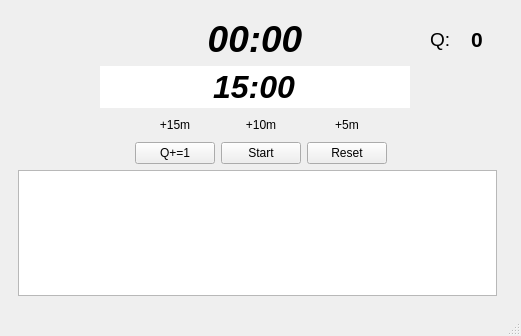
Before: the Qt Designer form gui.ui in subtleseeker/Timx, drawn with Qt 5.
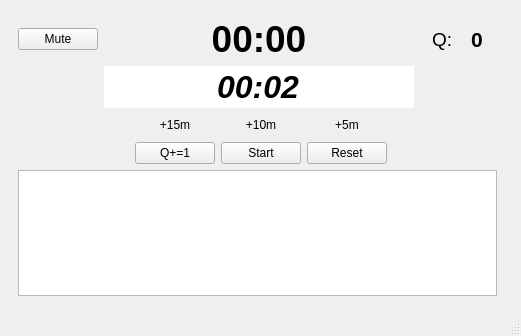
After: the same form once the commit is applied. Icons and pictures are not drawn.

Commit message: Added mute button and stack time to pad

The edit to the form file:
```diff
--- a/gui.ui
+++ b/gui.ui
@@ -49,7 +49,7 @@
             <bool>false</bool>
            </property>
            <property name="text">
-            <string>15:00</string>
+            <string>00:02</string>
            </property>
            <property name="frame">
             <bool>false</bool>
@@ -75,26 +75,13 @@
            </property>
           </spacer>
          </item>
-         <item row="1" column="0">
-          <spacer name="horizontalSpacer">
-           <property name="orientation">
-            <enum>Qt::Horizontal</enum>
-           </property>
-           <property name="sizeHint" stdset="0">
-            <size>
-             <width>40</width>
-             <height>20</height>
-            </size>
-           </property>
-          </spacer>
-         </item>
          <item row="1" column="1">
           <widget class="QLabel" name="elapsedTimeLabel">
            <property name="font">
             <font>
              <pointsize>28</pointsize>
              <weight>75</weight>
-             <italic>true</italic>
+             <italic>false</italic>
              <bold>true</bold>
             </font>
            </property>
@@ -168,6 +155,17 @@
            </item>
           </layout>
          </item>
+         <item row="1" column="0">
+          <widget class="QPushButton" name="volumeButton">
+           <property name="text">
+            <string>Mute</string>
+           </property>
+           <property name="icon">
+            <iconset>
+             <normaloff>mute.svg</normaloff>mute.svg</iconset>
+           </property>
+          </widget>
+         </item>
         </layout>
        </item>
        <item row="2" column="0" colspan="2">
```
The commit also changes 4 other files.
